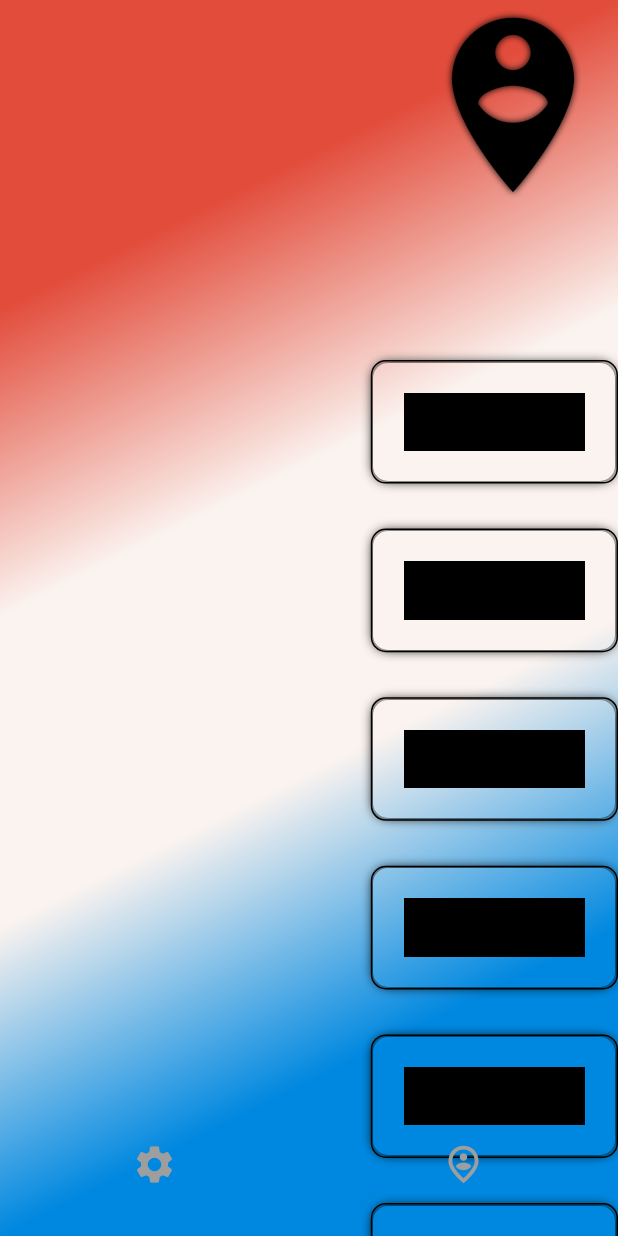
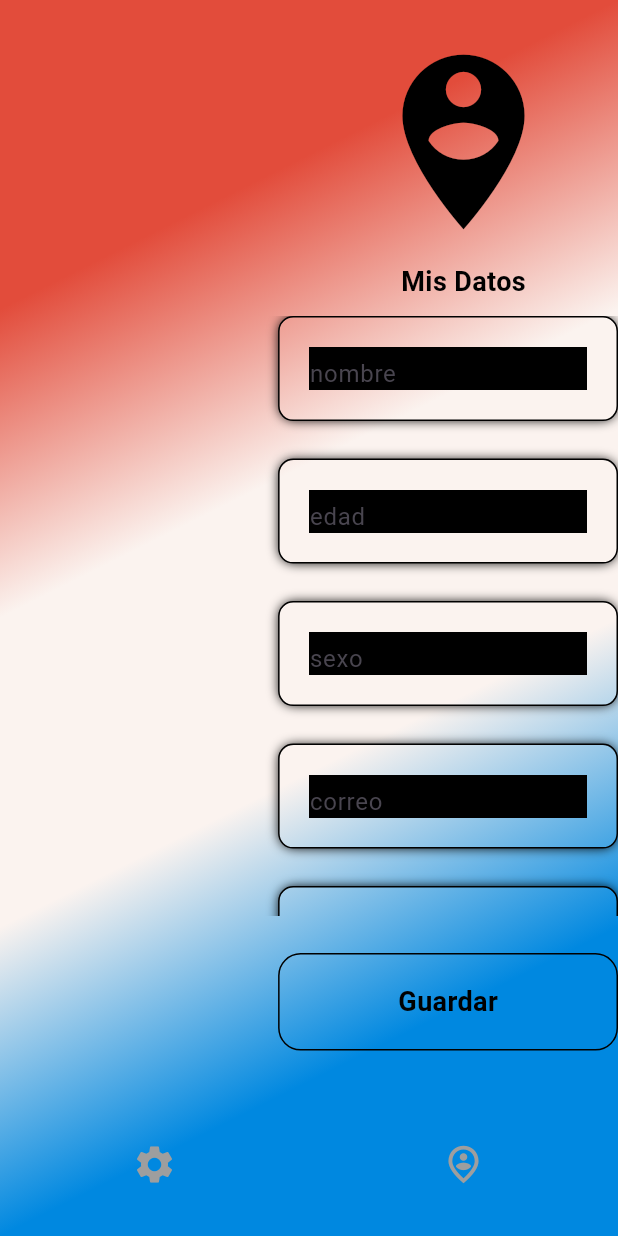
Before and after one commit to yeferson12/appPeluqueria, a Flutter app: the BackGroud screen opened directly, after a tap on the "settings" icon, after a tap on the "person pin circle" icon, on a phone screen of 412 x 824 dp. Run offline on Flutter 3.47's test engine with Material 3 defaults, Android fonts, the light colour scheme and no system bars; our stand-ins replace animate_do, bloc, card_swiper, dio, equatable, flutter_bloc and 6 more; missing offline and left inert: google_polyline_algorithm.

Commit message:
ajuste en perfil

```diff
--- a/lib/config/router/app_router.dart
+++ b/lib/config/router/app_router.dart
@@ -1,7 +1,7 @@
 import 'package:go_router/go_router.dart';
 import 'package:peluquerias/presentation/screens/screens.dart';
 
-final appRouter = GoRouter(initialLocation: '/login-screen', routes: [
+final appRouter = GoRouter(initialLocation: '/loadin-screen', routes: [
   GoRoute(
     path: '/home-screen',
     name: HomeScreen.name,
--- a/lib/presentation/screens/home/home_screens.dart
+++ b/lib/presentation/screens/home/home_screens.dart
@@ -5,7 +5,6 @@ import 'package:peluquerias/config/blocs/blocs.dart';
 
 import '../../ui/ui.dart';
 import '../../widgets/widgets.dart';
-import '../screens.dart';
 
 class HomeScreen extends StatefulWidget {
   const HomeScreen({super.key});
@@ -40,6 +39,7 @@ class _HomeScreenState extends State<HomeScreen> {
   @override
   Widget build(BuildContext context) {
     return Scaffold(
+      resizeToAvoidBottomInset: false,
       body: BlocBuilder<LocationBloc, LocationState>(
         builder: (context, state) {
           if (state.lastKnownLocation == null) {
@@ -51,15 +51,15 @@ class _HomeScreenState extends State<HomeScreen> {
               return   Stack(
                     children: [
                       const BackGroud(),
-                      // AnimationDrawer(
-                      //   initialLocation: state.lastKnownLocation!,
-                      //   polylines: mapState.polylines.values.toSet(),
-                      //   markers: mapState.markers.values.toSet(),
-                      //   ),
-                      const SalonScreen()
+                      AnimationDrawer(
+                        initialLocation: state.lastKnownLocation!,
+                        polylines: mapState.polylines.values.toSet(),
+                        markers: mapState.markers.values.toSet(),
+                        ),
+                      // const SalonScreen()
 
                       // const SearchBarWidget(),
-                      // const ManualMarker(),
+                      const ManualMarker(),
 
                     ],
               );
--- a/lib/presentation/views/tabs/tab_perfil_view.dart
+++ b/lib/presentation/views/tabs/tab_perfil_view.dart
@@ -2,6 +2,7 @@ import 'package:animate_do/animate_do.dart';
 import 'package:flutter/material.dart';
 
 import '../../../config/theme/themes.dart';
+import '../../widgets/widgets.dart';
 
 
 class TabPerfilView extends StatelessWidget {
@@ -9,29 +10,47 @@ class TabPerfilView extends StatelessWidget {
 
   Widget build(BuildContext context) {
     final List<String> tuLista = [
-      'Elemento 1',
-      'Elemento 2',
-      'Elemento 3',
-      'Elemento 4',
-      'Elemento 5',
-      'Elemento 6',
+      'Nombre',
+      'Edad',
+      'Sexo',
+      'Correo',
+      'Teléfono',
+      'Dirección',
     ];
     final size = MediaQuery.of(context).size;
 
-    return ListView.builder(
+    return SizedBox(
+      height: size.height * 0.85,
+      child: Column(
+        children: [
+          // if (index == 0)
+          SizedBox(height: size.height * 0.03),
+          _IconConfiguration(size: size),
+          Expanded(
+              child: ListView.builder(
                 physics: const BouncingScrollPhysics(),
                 itemCount: tuLista.length,
                 itemBuilder: (context, index) {
                   return Column(
                     children: [
-            if (index == 0)
-              _IconConfiguration(size: size),
-
-
                         _BoxInfoDrawer(tuLista: tuLista, index: index)
                     ],
                   );
                 },
+              ),
+          ),
+          SizedBox(height: size.height * 0.03),
+           Container(
+            alignment: Alignment.centerRight,
+             child: BtnTrasparantWidget(
+                      title: "Guardar",
+                      color: Colors.black,
+                      height: 65,
+                      width: size.width * 0.55,
+                    ),
+           ),
+        ],
+      ),
     );
   }
 }
@@ -48,21 +67,38 @@ class _IconConfiguration extends StatelessWidget {
   Widget build(BuildContext context) {
     return BounceInLeft(
       delay: const Duration(milliseconds: 1000),
-          duration: const Duration(milliseconds:  600),
-      child: Container(
-        margin: const EdgeInsets.only(bottom: 100),
-        width: size.width,
-        alignment: Alignment.centerRight,
-        child: const Icon(Icons.person_pin_circle,
+      duration: const Duration(milliseconds: 600),
+      child: const Row(
+        children: [
+          Spacer(flex: 1),
+
+          Expanded(
+            flex: 1,
+            child: Center(
+              child: Column(
+                mainAxisSize: MainAxisSize.min, // Centra los elementos verticalmente
+                crossAxisAlignment: CrossAxisAlignment.center, // Centra horizontalmente
+                children: [
+                  Icon(
+                    Icons.person_pin_circle,
                     size: 140,
                     color: colorBlack,
-            shadows: <BoxShadow>[
-              BoxShadow(
+                  ),
+                  SizedBox(height: 10),
+                  Text(
+                    "Mis Datos",
+                    style: TextStyle(
+                      fontSize: 18,
+                      fontWeight: FontWeight.bold,
                       color: colorBlack,
-                  blurRadius: 6,
-                  spreadRadius: -2,
-                  blurStyle: BlurStyle.outer)
-            ]),
+                    ),
+                  ),
+                  SizedBox(height: 10),
+                ],
+              ),
+            ),
+          ),
+        ],
       ),
     );
   }
@@ -81,35 +117,38 @@ class _BoxInfoDrawer extends StatelessWidget {
   @override
   Widget build(BuildContext context) {
     final size = MediaQuery.of(context).size;
+    final controller = TextEditingController(); // Controlador para el input
+
     return FlipInX(
-      delay: const Duration(milliseconds: 500), //1500
+      delay: const Duration(milliseconds: 500),
       duration: const Duration(milliseconds: 600),
       child: Align(
         alignment: Alignment.centerRight,
         child: Container(
-          alignment: Alignment.center,
-          width: size.width * 0.4,
-          height: size.height * 0.1,
-          margin: const EdgeInsets.only(bottom: 30,left: 40),
+          width: size.width * 0.55,
+          margin: const EdgeInsets.only(bottom: 25),
+          padding: const EdgeInsets.symmetric(vertical: 2, horizontal: 20),
           decoration: BoxDecoration(
             color: Colors.transparent,
+            borderRadius: BorderRadius.circular(10),
+            border: Border.all(
+              color: colorBlack,
+              width: 1,
+            ),
             boxShadow: const <BoxShadow>[
                 BoxShadow(
                     color: colorBlack,
                     blurRadius: 6,
-                      spreadRadius: -2,
+                    spreadRadius: -1,
                     blurStyle: BlurStyle.outer)
               ],
-                borderRadius: BorderRadius.circular(10),
-                border: Border.all(
-                  color: colorBlack,
-                  width: 1,
-                )),
-            padding: const EdgeInsets.all(8.0),
-            child: Text(
-              tuLista[index],
-              style: const TextStyle(color: colorBlack),
-            )),
+          ),
+          child: CustomInputFieldWidget(
+            hintText: tuLista[index].toLowerCase(),
+            controller: controller,
+            isRequired: true,
+          ),
+        ),
       ),
     );
   }
--- a/lib/presentation/widgets/btn/btn_trasparant_widget.dart
+++ b/lib/presentation/widgets/btn/btn_trasparant_widget.dart
@@ -1,16 +1,19 @@
-
 import 'package:flutter/material.dart';
 
 class BtnTrasparantWidget extends StatelessWidget {
   final String title;
   final Color color;
   final Function()? onPress;
+  final double? height; // Nuevo parámetro para la altura
+  final double? width;  // Nuevo parámetro para el ancho
 
   const BtnTrasparantWidget({
     super.key,
     required this.title,
     this.color = Colors.blue,
-    this.onPress
+    this.onPress,
+    this.height, // Parámetro opcional
+    this.width,  // Parámetro opcional
   });
 
   @override
@@ -18,11 +21,15 @@ class BtnTrasparantWidget extends StatelessWidget {
     return GestureDetector(
       onTap: onPress,
       child: Container(
-        padding: const EdgeInsets.all(7),
+        height: height ?? 50, // Altura predeterminada de 50
+        width: width ?? 150,  // Ancho predeterminado de 150
+        alignment: Alignment.center, // Centrar el texto
         decoration: BoxDecoration(
           borderRadius: BorderRadius.circular(15),
-        border: Border.all(width: 1, color: color)),
-        child: Text(title,
+          border: Border.all(width: 1, color: color),
+        ),
+        child: Text(
+          title,
           style: const TextStyle(
             fontSize: 18,
             fontWeight: FontWeight.bold,
--- /dev/null
+++ b/lib/presentation/widgets/inputs/custom_input_field_widget.dart
@@ -0,0 +1,43 @@
+import 'package:flutter/material.dart';
+
+class CustomInputFieldWidget extends StatelessWidget {
+  final String hintText; // Texto de sugerencia
+  final TextInputType keyboardType; // Tipo de teclado (texto, número, etc.)
+  final bool isRequired; // Campo obligatorio
+  final TextEditingController controller; // Controlador para manejar el texto
+
+  const CustomInputFieldWidget({
+    super.key,
+    required this.hintText,
+    required this.controller,
+    this.keyboardType = TextInputType.text,
+    this.isRequired = false,
+  });
+
+  @override
+  Widget build(BuildContext context) {
+    return Column(
+      crossAxisAlignment: CrossAxisAlignment.end,
+      children: [
+        const SizedBox(height: 8),
+        TextFormField(
+          controller: controller,
+          keyboardType: keyboardType,
+          decoration: InputDecoration(
+            labelText: hintText,
+            hintStyle: const TextStyle(color: Colors.black87),
+            fillColor: Colors.transparent,
+            border: InputBorder.none,
+          ),
+          style: const TextStyle(color: Colors.black),
+          validator: (value) {
+            if (isRequired && (value == null || value.isEmpty)) {
+              return 'Este campo es obligatorio';
+            }
+            return null;
+          },
+        ),
+      ],
+    );
+  }
+}
--- a/lib/presentation/widgets/widgets.dart
+++ b/lib/presentation/widgets/widgets.dart
@@ -12,3 +12,4 @@ export './containers/circle_red_green_widget.dart';
 export './slider/img_slideshow_widget.dart';
 export './btn/btn_trasparant_widget.dart';
 export './calendar/custom_calendar_widget.dart';
+export './inputs/custom_input_field_widget.dart';
```
Also changed, not shown: pubspec.lock. Lines whose indentation alone changed are shown as unchanged.
